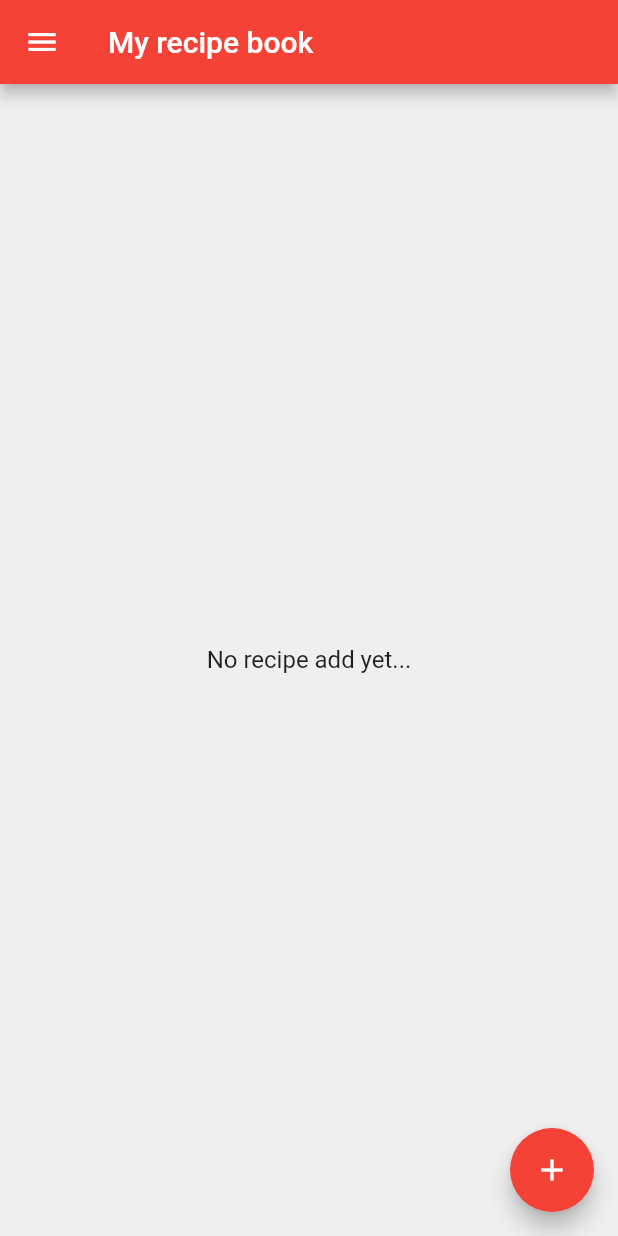
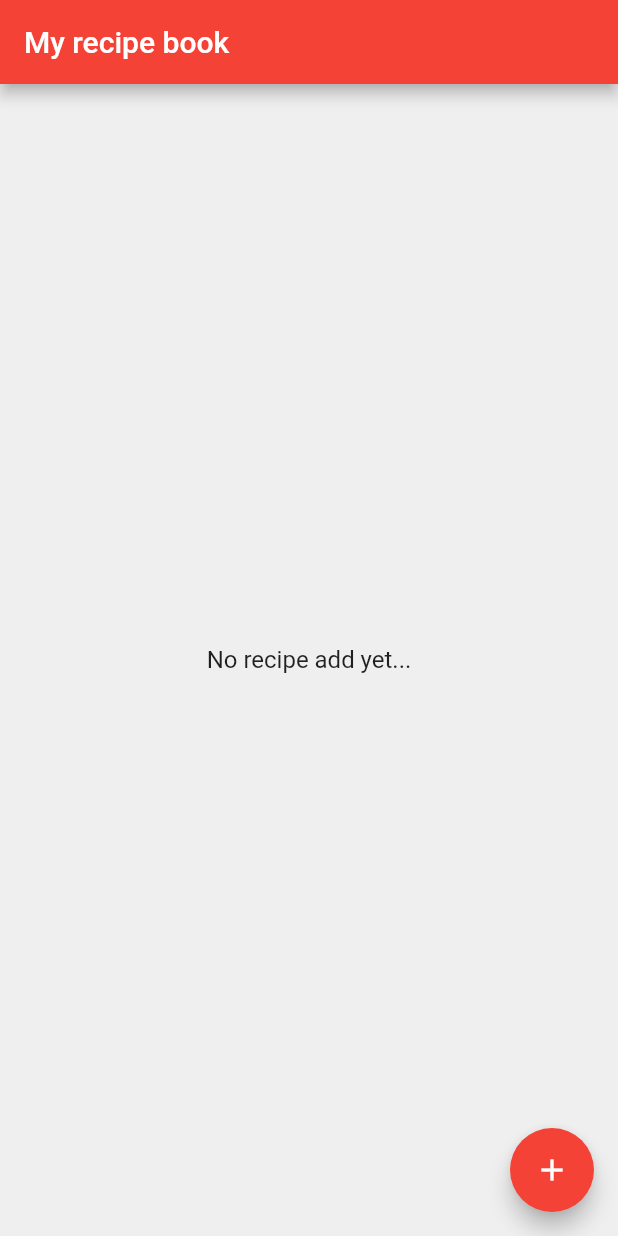
Before and after one commit to aismaniotto/recipe_book_app, a Flutter app: the screen it shows after launch, on a phone screen of 412 x 824 dp. Run offline on Flutter 3.47's test engine with Material 2 defaults, Android fonts, the phone set to English and light mode, and no system bars; our stand-ins replace easy_localization, flutter_mobx, font_awesome_flutter, get_it, mobx, sembast; generated files the repository leaves out were written again.

Commit message:
chore: remove menu with empty pages

```diff
--- a/lib/features/recipe/presentation/pages/list_recipes_page.dart
+++ b/lib/features/recipe/presentation/pages/list_recipes_page.dart
@@ -5,7 +5,6 @@ import 'package:recipe_book_app/core/services/navigation_service.dart';
 import 'package:recipe_book_app/features/recipe/domain/entities/recipe.dart';
 import 'package:recipe_book_app/features/recipe/presentation/stores/filtered_recipes_store.dart';
 import 'package:recipe_book_app/features/recipe/presentation/widgets/empty_list_widget.dart';
-import 'package:recipe_book_app/features/recipe/presentation/widgets/nav_drawer.dart';
 import 'package:recipe_book_app/features/recipe/presentation/widgets/recipe_tile_widget.dart';
 import 'package:recipe_book_app/core/localization_generated/locale_keys.g.dart';
 
@@ -75,7 +74,7 @@ class ListRecipesPage extends StatelessWidget {
 
     store.getAllRecipes();
     return Scaffold(
-        drawer: NavDrawer(),
+        // drawer: NavDrawer(),
         appBar: AppBar(
           title: Text(LocaleKeys.my_recipe_book.tr()),
         ),
--- a/lib/main.dart
+++ b/lib/main.dart
@@ -32,7 +32,7 @@ class MyApp extends StatelessWidget {
       theme: ThemeData(
           primarySwatch: Colors.red,
           scaffoldBackgroundColor: const Color(0xFFEFEFEF),
-          textTheme: TextTheme(bodyText2: TextStyle(fontSize: 16.0))),
+          textTheme: TextTheme(bodyMedium: TextStyle(fontSize: 16.0))),
       localizationsDelegates: context.localizationDelegates,
       supportedLocales: context.supportedLocales,
       locale: context.locale,
```
